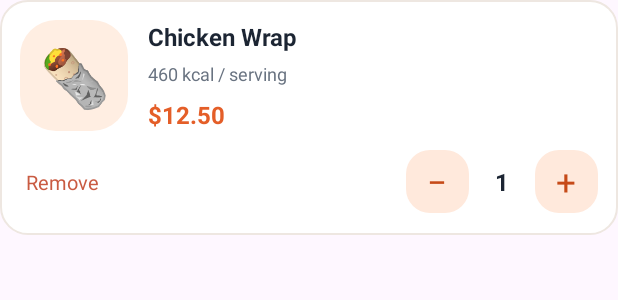
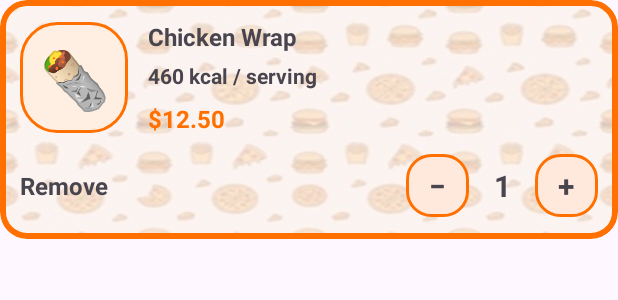
Before and after one commit to TerrenceNgari/MOBILE-APP2-2026, an Android app: the layout row_cart_item.xml on its own in the app's theme, with its tools: preview values and no code run, on a phone screen of 412 x 824 dp. Shown: the top 300 px of the screen. Run offline under Robolectric (Android 15) with nearby library versions, the phone set to English and light mode, and no system bars.

Commit message:
Updated cart backgrounds for mixed-restaurant orders

```diff
--- a/app/build.gradle.kts
+++ b/app/build.gradle.kts
@@ -39,6 +39,7 @@ dependencies {
     implementation("androidx.activity:activity-ktx:1.13.0")
     implementation("androidx.activity:activity:1.10.1")
     implementation("androidx.appcompat:appcompat:1.7.0")
+    implementation("androidx.cardview:cardview:1.0.0")
     implementation("androidx.recyclerview:recyclerview:1.4.0")
     implementation("com.google.android.material:material:1.12.0")
     implementation("androidx.constraintlayout:constraintlayout:2.2.1")
--- a/app/src/main/java/com/example/deliveryapp/CartManager.java
+++ b/app/src/main/java/com/example/deliveryapp/CartManager.java
@@ -50,7 +50,7 @@ public class CartManager {
         );
 
         cartFood.setQuantity(Math.min(99, newItem.getQuantity()));
-
+        cartFood.setRestaurantId(newItem.getRestaurantId());
         cartItems.add(cartFood);
     }
 
--- a/app/src/main/java/com/example/deliveryapp/CartPage.java
+++ b/app/src/main/java/com/example/deliveryapp/CartPage.java
@@ -225,6 +225,13 @@ public class CartPage extends AppCompatActivity {
                 cartItemsContainer,
                 false
         );
+
+        View cartItemBackground = row.findViewById(R.id.cartItemBackground);
+        if ("restaurant_02".equals(food.getRestaurantId())){
+            cartItemBackground.setBackgroundResource(R.drawable.bg_coffee_item);
+        } else {
+            cartItemBackground.setBackgroundResource(R.drawable.bg_burger_item);
+        }
 
         TextView textEmoji =
                 row.findViewById(R.id.textCartFoodEmoji);
--- a/app/src/main/java/com/example/deliveryapp/FoodModal.java
+++ b/app/src/main/java/com/example/deliveryapp/FoodModal.java
@@ -1,6 +1,8 @@
 package com.example.deliveryapp;
 
 public class FoodModal {
+
+    private String restaurantId;
 
     // Food information
     private String foodName;
@@ -156,4 +158,12 @@ public class FoodModal {
     public void setCaffeine(int caffeine) {
         this.caffeine = caffeine;
     }
+
+    public String getRestaurantId() {
+        return restaurantId;
+    }
+
+    public void setRestaurantId(String restaurantId) {
+        this.restaurantId = restaurantId;
+    }
 }
--- a/app/src/main/java/com/example/deliveryapp/ItemPage.java
+++ b/app/src/main/java/com/example/deliveryapp/ItemPage.java
@@ -264,6 +264,7 @@ public class ItemPage extends AppCompatActivity {
                 );
 
                 cartFood.setQuantity(quantity);
+                cartFood.setRestaurantId(restaurantId);
 
                 CartManager.addItem(cartFood);
 
--- /dev/null
+++ b/app/src/main/res/drawable/bg_burger_item.xml
@@ -0,0 +1,11 @@
+<?xml version="1.0" encoding="utf-8"?>
+<layer-list xmlns:android="http://schemas.android.com/apk/res/android">
+    <item>
+        <bitmap
+            android:src="@drawable/burger_house_pattern"
+            android:gravity="fill"
+            android:tileMode="disabled"
+            android:alpha="0.35"
+            />
+    </item>
+</layer-list>
--- /dev/null
+++ b/app/src/main/res/drawable/bg_coffee_item.xml
@@ -0,0 +1,11 @@
+<?xml version="1.0" encoding="utf-8"?>
+<layer-list xmlns:android="http://schemas.android.com/apk/res/android">
+    <item>
+        <bitmap
+            android:src="@drawable/coffee_house_pattern"
+            android:gravity="fill"
+            android:tileMode="disabled"
+            android:alpha="0.3"
+            />
+    </item>
+</layer-list>
--- a/app/src/main/res/drawable/mb_product.xml
+++ b/app/src/main/res/drawable/mb_product.xml
@@ -2,5 +2,6 @@
 <shape xmlns:android="http://schemas.android.com/apk/res/android" android:shape="rectangle">
     <solid android:color="#FFEEE2" />
     <corners android:radius="24dp" />
+    <stroke android:color="#FF7000" android:width="2dp"/>
 
 </shape>
--- a/app/src/main/res/drawable/mb_soft.xml
+++ b/app/src/main/res/drawable/mb_soft.xml
@@ -2,5 +2,6 @@
 <shape xmlns:android="http://schemas.android.com/apk/res/android" android:shape="rectangle">
     <solid android:color="#FFE9DC" />
     <corners android:radius="16dp" />
+    <stroke android:color="#FF7000" android:width="2dp"/>
 
 </shape>
--- a/app/src/main/res/layout/activity_restaurant_selection.xml
+++ b/app/src/main/res/layout/activity_restaurant_selection.xml
@@ -30,15 +30,15 @@
         android:layout_width="70dp"
         android:layout_height="45dp"
         android:layout_marginStart="10dp"
-        android:background="#F66A2A"
+        android:background="@drawable/mb_primary"
+        android:clickable="true"
+        android:drawableTop="@drawable/ic_cart"
+        android:focusable="true"
         android:gravity="center"
-        android:drawableTop="@drawable/ic_cart"
         android:paddingTop="15dp"
-        android:clickable="true"
-        android:focusable="true"
-        app:layout_constraintTop_toTopOf="@id/textRestaurantSelection"
         app:layout_constraintBottom_toBottomOf="@id/textRestaurantSelection"
-        app:layout_constraintStart_toStartOf="parent" />
+        app:layout_constraintStart_toStartOf="parent"
+        app:layout_constraintTop_toTopOf="@id/textRestaurantSelection" />
 
     <!-- Profile Button -->
     <TextView
--- a/app/src/main/res/layout/row_cart_item.xml
+++ b/app/src/main/res/layout/row_cart_item.xml
@@ -1,36 +1,134 @@
 <?xml version="1.0" encoding="utf-8"?>
 <LinearLayout xmlns:android="http://schemas.android.com/apk/res/android"
-    android:layout_width="match_parent" android:layout_height="wrap_content"
-    android:padding="13dp" android:orientation="vertical" android:background="@drawable/mb_card">
-    <LinearLayout android:layout_width="match_parent" android:layout_height="wrap_content"
-        android:orientation="horizontal" android:gravity="center_vertical">
-        <TextView android:id="@+id/textCartFoodEmoji" android:layout_width="72dp" android:layout_height="74dp"
-            android:gravity="center" android:text="🌯" android:textSize="38sp"
-            android:background="@drawable/mb_product" />
-        <LinearLayout android:layout_width="0dp" android:layout_height="wrap_content" android:layout_weight="1"
-            android:paddingLeft="13dp" android:orientation="vertical">
-            <TextView android:id="@+id/textCartItemName" android:layout_width="match_parent" android:layout_height="wrap_content"
-                android:text="Chicken Wrap" android:textStyle="bold" android:textSize="16sp" android:textColor="#1C2533" />
-            <TextView android:id="@+id/textCartItemInfo" android:layout_width="match_parent" android:layout_height="wrap_content"
-                android:layout_marginTop="5dp" android:text="460 kcal / serving" android:textSize="12sp" android:textColor="#697381" />
-            <TextView android:id="@+id/textCartItemPrice" android:layout_width="match_parent" android:layout_height="wrap_content"
-                android:layout_marginTop="8dp" android:text="$12.50" android:textStyle="bold" android:textSize="16sp" android:textColor="#E45E28" />
+    xmlns:app="http://schemas.android.com/apk/res-auto"
+    android:layout_width="match_parent"
+    android:layout_height="wrap_content"
+    android:orientation="vertical">
+
+    <com.google.android.material.card.MaterialCardView
+        android:layout_width="match_parent"
+        android:layout_height="wrap_content"
+        android:clipToOutline="true"
+        app:cardCornerRadius="18dp"
+        app:cardElevation="0dp"
+        app:strokeColor="#FF7000"
+        app:strokeWidth="4dp">
+
+        <LinearLayout
+            android:id="@+id/cartItemBackground"
+            android:layout_width="match_parent"
+            android:layout_height="wrap_content"
+            android:background="@drawable/bg_burger_item"
+            android:orientation="vertical"
+            android:padding="13dp">
+
+            <!-- First row: Item information -->
+            <LinearLayout
+                android:layout_width="match_parent"
+                android:layout_height="wrap_content"
+                android:gravity="center_vertical"
+                android:orientation="horizontal">
+
+                <TextView
+                    android:id="@+id/textCartFoodEmoji"
+                    android:layout_width="72dp"
+                    android:layout_height="74dp"
+                    android:background="@drawable/mb_product"
+                    android:gravity="center"
+                    android:text="🌯"
+                    android:textSize="38sp" />
+
+                <LinearLayout
+                    android:layout_width="0dp"
+                    android:layout_height="wrap_content"
+                    android:layout_weight="1"
+                    android:orientation="vertical"
+                    android:paddingStart="13dp">
+
+                    <TextView
+                        android:id="@+id/textCartItemName"
+                        android:layout_width="wrap_content"
+                        android:layout_height="wrap_content"
+                        android:text="Chicken Wrap"
+                        android:textSize="16sp"
+                        android:textStyle="bold" />
+
+                    <TextView
+                        android:id="@+id/textCartItemInfo"
+                        android:layout_width="wrap_content"
+                        android:layout_height="wrap_content"
+                        android:layout_marginTop="5dp"
+                        android:text="460 kcal / serving"
+                        android:textSize="14sp"
+                        android:textStyle="bold" />
+
+                    <TextView
+                        android:id="@+id/textCartItemPrice"
+                        android:layout_width="wrap_content"
+                        android:layout_height="wrap_content"
+                        android:layout_marginTop="8dp"
+                        android:text="$12.50"
+                        android:textColor="#FF7000"
+                        android:textSize="16sp"
+                        android:textStyle="bold" />
+
+                </LinearLayout>
+
+            </LinearLayout>
+
+            <!-- Second row: Remove and quantity controls -->
+            <LinearLayout
+                android:layout_width="match_parent"
+                android:layout_height="wrap_content"
+                android:layout_marginTop="12dp"
+                android:gravity="center_vertical"
+                android:orientation="horizontal">
+
+                <TextView
+                    android:id="@+id/btnRemove"
+                    android:layout_width="0dp"
+                    android:layout_height="44dp"
+                    android:layout_weight="1"
+                    android:clickable="true"
+                    android:focusable="true"
+                    android:gravity="center_vertical"
+                    android:text="Remove"
+                    android:textSize="16sp"
+                    android:textStyle="bold" />
+
+                <TextView
+                    android:id="@+id/btnMinus"
+                    android:layout_width="42dp"
+                    android:layout_height="42dp"
+                    android:background="@drawable/mb_soft"
+                    android:gravity="center"
+                    android:text="−"
+                    android:textSize="20sp"
+                    android:textStyle="bold" />
+
+                <TextView
+                    android:id="@+id/textCartQty"
+                    android:layout_width="44dp"
+                    android:layout_height="42dp"
+                    android:gravity="center"
+                    android:text="1"
+                    android:textSize="20sp"
+                    android:textStyle="bold" />
+
+                <TextView
+                    android:id="@+id/btnPlus"
+                    android:layout_width="42dp"
+                    android:layout_height="42dp"
+                    android:background="@drawable/mb_soft"
+                    android:gravity="center"
+                    android:text="+"
+                    android:textSize="20sp"
+                    android:textStyle="bold" />
+
+            </LinearLayout>
+
         </LinearLayout>
-    </LinearLayout>
-    <LinearLayout android:layout_width="match_parent" android:layout_height="wrap_content"
-        android:layout_marginTop="12dp" android:gravity="center_vertical" android:orientation="horizontal">
-        <TextView android:id="@+id/btnRemove" android:layout_width="0dp" android:layout_weight="1" android:layout_height="44dp"
-            android:gravity="center_vertical" android:paddingLeft="4dp" android:text="Remove" android:textSize="13sp"
-            android:textColor="#C95B42" android:clickable="true" android:focusable="true" />
-        <TextView android:id="@+id/btnMinus" android:layout_width="42dp" android:layout_height="42dp"
-            android:gravity="center" android:text="−" android:textSize="23sp" android:textColor="#C64A18"
-            android:background="@drawable/mb_soft" android:clickable="true" android:focusable="true"
-            android:contentDescription="Decrease item quantity" />
-        <TextView android:id="@+id/textCartQty" android:layout_width="44dp" android:layout_height="42dp"
-            android:gravity="center" android:text="1" android:textSize="16sp" android:textStyle="bold" android:textColor="#1C2533" />
-        <TextView android:id="@+id/btnPlus" android:layout_width="42dp" android:layout_height="42dp"
-            android:gravity="center" android:text="+" android:textSize="23sp" android:textColor="#C64A18"
-            android:background="@drawable/mb_soft" android:clickable="true" android:focusable="true"
-            android:contentDescription="Increase item quantity" />
-    </LinearLayout>
+
+    </com.google.android.material.card.MaterialCardView>
+
 </LinearLayout>
```
Also changed, not shown: app/src/main/res/drawable/burger_house_pattern.jpg (added), app/src/main/res/drawable/coffee_house_pattern.jpg (added).
